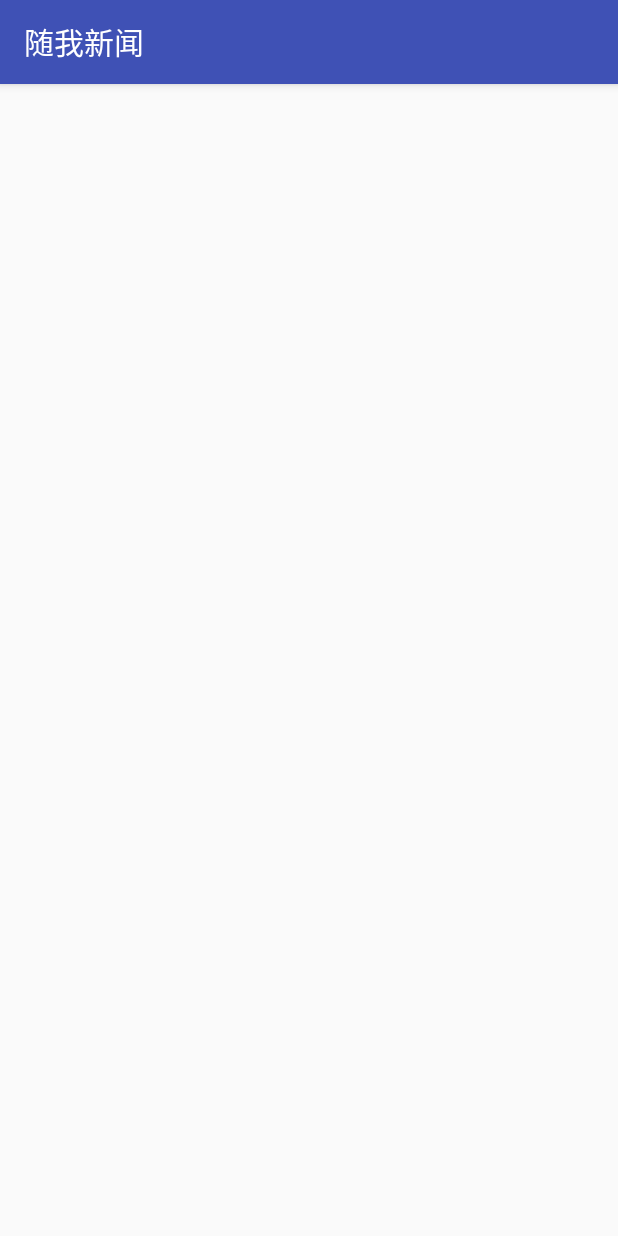
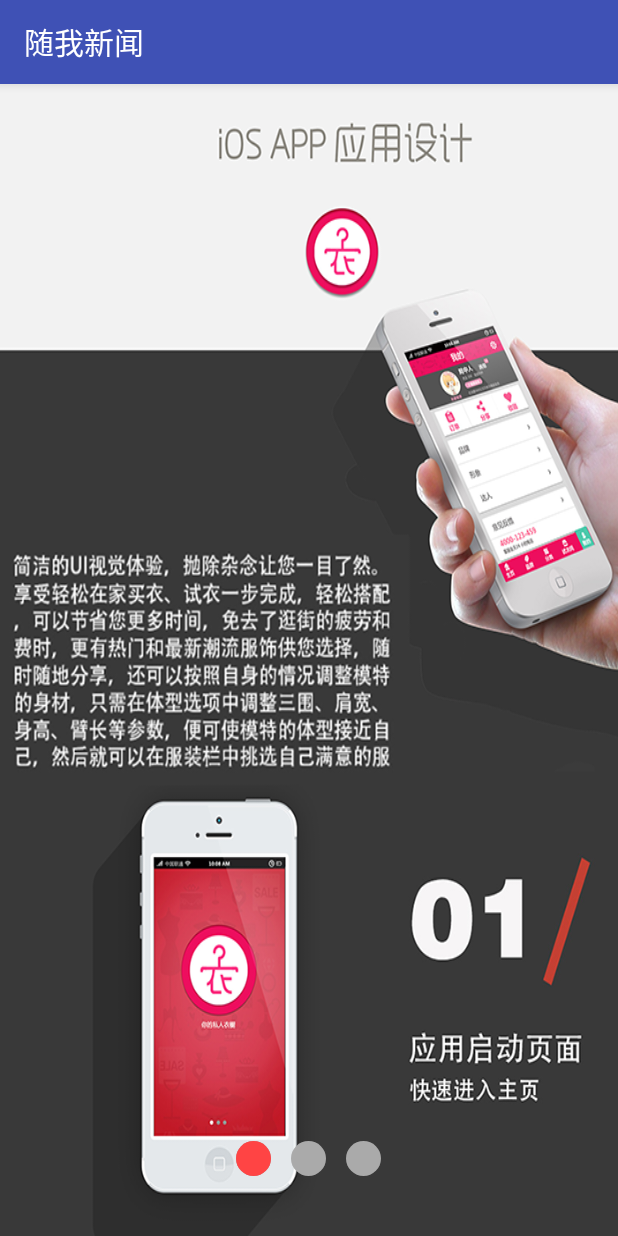
Before and after one commit to AttackXiaoJinJin/Follow_Me_News, an Android app: the screen it shows after launch (WelcomeActivity before the commit, GuideActivity after it), on a phone screen of 412 x 824 dp. Run offline under Robolectric (Android 15) with nearby library versions, the phone set to English and light mode, and no system bars.

Commit message:
引导界面完成

```diff
--- a/app/build.gradle
+++ b/app/build.gradle
@@ -5,7 +5,7 @@ android {
     buildToolsVersion "25.0.2"
     defaultConfig {
         applicationId "com.project.chenjin.follow_me_news"
-        minSdkVersion 14
+        minSdkVersion 15
         targetSdkVersion 25
         versionCode 1
         versionName "1.0"
--- a/app/src/main/AndroidManifest.xml
+++ b/app/src/main/AndroidManifest.xml
@@ -16,6 +16,10 @@
                 <category android:name="android.intent.category.LAUNCHER" />
             </intent-filter>
         </activity>
+        <activity android:name=".activity.GuideActivity">
+
+
+        </activity>
     </application>
 
 </manifest>
--- a/app/src/main/java/com/project/chenjin/follow_me_news/WelcomeActivity.java
+++ b/app/src/main/java/com/project/chenjin/follow_me_news/WelcomeActivity.java
@@ -1,5 +1,6 @@
 package com.project.chenjin.follow_me_news;
 
+import android.content.Intent;
 import android.os.Bundle;
 import android.support.v7.app.AppCompatActivity;
 import android.view.animation.AlphaAnimation;
@@ -10,8 +11,12 @@ import android.view.animation.ScaleAnimation;
 import android.widget.RelativeLayout;
 import android.widget.Toast;
 
+import com.project.chenjin.follow_me_news.activity.GuideActivity;
+import com.project.chenjin.follow_me_news.until.CacheUntil;
+
 public class WelcomeActivity extends AppCompatActivity {
 
+    public static final String START_MAIN_ACTIVITY = "startMainActivity";
     private RelativeLayout welcome_layout;
 
     @Override
@@ -50,7 +55,6 @@ public class WelcomeActivity extends AppCompatActivity {
 
         welcome_layout.startAnimation(animationSet);
         animationSet.setAnimationListener(new MyAnimationListener());
-
     }
 
 
@@ -59,11 +63,31 @@ public class WelcomeActivity extends AppCompatActivity {
     class MyAnimationListener implements Animation.AnimationListener{
         @Override
         public void onAnimationStart(Animation animation) {
-            Toast.makeText(WelcomeActivity.this, "动画播放完成", Toast.LENGTH_SHORT).show();
+            //Toast.makeText(WelcomeActivity.this, "动画播放开始", Toast.LENGTH_SHORT).show();
         }
 
         @Override
         public void onAnimationEnd(Animation animation) {
+            Toast.makeText(WelcomeActivity.this, "动画播放完成", Toast.LENGTH_SHORT).show();
+
+            //判断是否进入过主界面
+            boolean isStartMainActivity = CacheUntil.getBoolean(WelcomeActivity.this, START_MAIN_ACTIVITY);
+            Intent intent;
+            if(isStartMainActivity){
+                //即进入过主界面，跳过引导界面
+                intent = new Intent(WelcomeActivity.this, MainActivity.class);
+
+
+            }
+            else{
+                //进入引导界面
+                intent = new Intent(WelcomeActivity.this, GuideActivity.class);
+
+            }
+            startActivity(intent);
+            //进入其他Activity后，关闭WelcomeActivity
+            finish();
+
 
         }
 
--- /dev/null
+++ b/app/src/main/java/com/project/chenjin/follow_me_news/activity/GuideActivity.java
@@ -0,0 +1,232 @@
+package com.project.chenjin.follow_me_news.activity;
+
+import android.content.Intent;
+import android.os.Build;
+import android.os.Bundle;
+import android.support.v4.view.PagerAdapter;
+import android.support.v4.view.ViewPager;
+import android.support.v7.app.AppCompatActivity;
+import android.view.View;
+import android.view.ViewGroup;
+import android.view.ViewTreeObserver;
+import android.widget.Button;
+import android.widget.ImageView;
+import android.widget.LinearLayout;
+import android.widget.RelativeLayout;
+
+import com.project.chenjin.follow_me_news.MainActivity;
+import com.project.chenjin.follow_me_news.R;
+import com.project.chenjin.follow_me_news.WelcomeActivity;
+import com.project.chenjin.follow_me_news.until.CacheUntil;
+
+import java.util.ArrayList;
+
+/**
+ *
+ */
+public class GuideActivity extends AppCompatActivity {
+    private ViewPager viewPager;
+    private Button button;
+    private LinearLayout linearLayout;
+    private ImageView point_red;
+
+    private ArrayList<ImageView> arrayimgs;
+    private int point_length;
+
+    @Override
+    protected void onCreate(Bundle savedInstanceState) {
+        super.onCreate(savedInstanceState);
+        setContentView(R.layout.activity_guide);
+
+
+
+        viewPager=(ViewPager)findViewById(R.id.viewpager);
+        button=(Button)findViewById(R.id.btn_startmain);
+        linearLayout=(LinearLayout)findViewById(R.id.point_gray);
+        point_red=(ImageView)findViewById(R.id.point_red);
+
+        int [] img=new int[]{
+                R.drawable.guide1,
+                R.drawable.guide2,
+               R.drawable.guide3
+        };
+
+        arrayimgs=new ArrayList<>();
+        for(int i=0;i<img.length;i++){
+            ImageView imageView=new ImageView(this);
+            //设置背景
+            imageView.setBackgroundResource(img[i]);
+            //添加到集合中
+            arrayimgs.add(imageView);
+
+            ImageView grayPoint= new ImageView(this);
+            grayPoint.setBackgroundResource(R.drawable.gray_point);
+            //35px,像素,要做屏幕适配
+            LinearLayout.LayoutParams params = new LinearLayout.LayoutParams(35 , 35);
+
+            if( i != 0){
+                params.leftMargin=20;
+
+            }
+
+            //对grayPonit的父视图传递信息
+            grayPoint.setLayoutParams(params);
+
+            linearLayout.addView(grayPoint);
+
+        }
+
+        viewPager.setAdapter(new MyPagerAdapter());
+        //根据view的生命周期，在onDraw和onLayout时，已有数据
+        //添加红点移动功能
+        point_red.getViewTreeObserver().addOnGlobalLayoutListener(new MyOnGlobalLayoutListener());
+
+        //得到屏幕的百分比
+        viewPager.addOnPageChangeListener(new MyOnPageChangeListener());
+
+        button.setOnClickListener(new View.OnClickListener() {
+            @Override
+            public void onClick(View v) {
+                //1.保存guide页面
+                CacheUntil.saveBoolean(GuideActivity.this, WelcomeActivity.START_MAIN_ACTIVITY, true);
+                //2.开启主界面
+                Intent intent = new Intent(GuideActivity.this, MainActivity.class);
+                startActivity(intent);
+                //3.关闭guide界面
+                finish();
+            }
+        });
+
+
+    }
+
+    class MyOnPageChangeListener implements ViewPager.OnPageChangeListener {
+        /**
+         * 页面滚动回调该方法
+         * @param position 当前页面的位置 百分比
+         * @param positionOffset 页面滑动的百分比（match_parent 即与屏幕等价）
+         * @param positionOffsetPixels 页面滑动的像素
+         */
+        @Override
+        public void onPageScrolled(int position, float positionOffset, int positionOffsetPixels) {
+            //定义两点间滑动的距离
+            //重要position*point_length
+            int slide_point_length=position*point_length + (int) (positionOffset * point_length );
+
+            //设置页面滑动时，红点移动
+
+            RelativeLayout.LayoutParams params = (RelativeLayout.LayoutParams)point_red.getLayoutParams();
+            params.leftMargin=slide_point_length;
+            point_red.setLayoutParams(params);
+
+        }
+
+        /**
+         * 选中的页面
+         * @param position 返回位置
+         */
+        @Override
+        public void onPageSelected(int position) {
+            if(position == arrayimgs.size() - 1){
+                button.setVisibility(View.VISIBLE);
+
+            }
+            else{
+                button.setVisibility(View.GONE);
+
+            }
+
+        }
+
+        /**
+         * 页面滚动的状态改变的时候回调该方法
+         * @param state 状态
+         */
+        @Override
+        public void onPageScrollStateChanged(int state) {
+
+        }
+
+
+    }
+
+
+    class MyOnGlobalLayoutListener implements ViewTreeObserver.OnGlobalLayoutListener {
+
+        @Override
+        public void onGlobalLayout() {
+             //只需执行一次，故要关闭
+            //默认执行2次，可打印日志观察
+            if(Build.VERSION.SDK_INT>=16)
+            //this == MyOnGlobalLayoutListener.this
+            { point_red.getViewTreeObserver().removeOnGlobalLayoutListener(this);
+            }
+            else
+            {
+                point_red.getViewTreeObserver().removeGlobalOnLayoutListener(this);
+            }
+
+            point_length=linearLayout.getChildAt(1).getLeft() - linearLayout.getChildAt(0).getLeft() ;
+        }
+    }
+
+
+
+    class MyPagerAdapter extends PagerAdapter{
+
+        /**
+         * 返回数据的总个数
+         * @return
+         */
+        @Override
+        public int getCount() {
+            return arrayimgs.size();
+        }
+
+
+
+        /**
+         * 销毁页面
+         * @param container ViewPager
+         * @param position 要销毁的页面位置
+         * @param object 要销毁的页面
+         */
+        @Override
+        public void destroyItem(ViewGroup container, int position, Object object) {
+            container.removeView((View) object);
+        }
+
+        /**
+         *
+         * @param container ViewPager
+         * @param position 创建页面的位置
+         * @return 返回相应页面的位置
+         */
+        @Override
+        public Object instantiateItem(ViewGroup container, int position) {
+            ImageView imageView=arrayimgs.get(position);
+            //添加到容器中
+            container.addView(imageView);
+
+            // 1. return position;
+            return imageView;
+        }
+
+        /**
+         * 判断
+         * @param view 当前创建的视图
+         * @param object 上面instantiateItem返回的结果值
+         * @return
+         */
+        @Override
+        public boolean isViewFromObject(View view, Object object) {
+            //1. return view==arrayimgs.get(Integer.parseInt((String)object));
+            return view==object;
+        }
+
+
+
+
+    }
+
+}
--- /dev/null
+++ b/app/src/main/java/com/project/chenjin/follow_me_news/until/CacheUntil.java
@@ -0,0 +1,26 @@
+package com.project.chenjin.follow_me_news.until;
+
+/*
+ * Created by chenjin on 2017/5/24.
+ * 缓存数据
+ */
+
+import android.content.Context;
+import android.content.SharedPreferences;
+
+public class CacheUntil {
+    public static boolean getBoolean(Context context, String key) {
+        //使用sharepreference来保存数据
+        SharedPreferences sp= context.getSharedPreferences("chenjin" , context.MODE_PRIVATE);
+        //sp.getBoolean(key, false);
+
+     //默认返回false，即没有进入过主界面
+     return  sp.getBoolean(key, false);
+    }
+
+    public static void saveBoolean(Context context, String key, boolean value) {
+        //使用sharepreference来保存数据
+        SharedPreferences sp= context.getSharedPreferences("chenjin" , context.MODE_PRIVATE);
+        sp.edit().putBoolean(key, value).commit();
+    }
+}
--- /dev/null
+++ b/app/src/main/res/drawable/btn_startmain_selector.xml
@@ -0,0 +1,5 @@
+<?xml version="1.0" encoding="utf-8"?>
+<selector xmlns:android="http://schemas.android.com/apk/res/android">
+    <item android:state_pressed="false" android:drawable="@drawable/btn_startmain_red" />
+    <item android:state_pressed="true" android:drawable="@drawable/btn_startmain_yellow" />
+</selector>
--- /dev/null
+++ b/app/src/main/res/drawable/btn_startmain_txt_selector.xml
@@ -0,0 +1,6 @@
+<?xml version="1.0" encoding="utf-8"?>
+<selector xmlns:android="http://schemas.android.com/apk/res/android">
+
+    <item android:state_pressed="false" android:color="#ffffff" />
+    <item android:state_pressed="true" android:color="#000000" />
+</selector>
--- /dev/null
+++ b/app/src/main/res/drawable/gray_point.xml
@@ -0,0 +1,6 @@
+<?xml version="1.0" encoding="utf-8"?>
+<shape xmlns:android="http://schemas.android.com/apk/res/android" android:shape="oval">
+    <solid android:color="@android:color/darker_gray"   />
+
+
+    </shape>
--- /dev/null
+++ b/app/src/main/res/drawable/red_point.xml
@@ -0,0 +1,6 @@
+<?xml version="1.0" encoding="utf-8"?>
+<shape xmlns:android="http://schemas.android.com/apk/res/android" android:shape="oval">
+    <solid android:color="@android:color/holo_red_light"   />
+
+
+    </shape>
--- /dev/null
+++ b/app/src/main/res/layout/activity_guide.xml
@@ -0,0 +1,60 @@
+<?xml version="1.0" encoding="utf-8"?>
+<RelativeLayout
+    xmlns:android="http://schemas.android.com/apk/res/android"
+    xmlns:app="http://schemas.android.com/apk/res-auto"
+    xmlns:tools="http://schemas.android.com/tools"
+    android:layout_width="match_parent"
+    android:layout_height="match_parent"
+    tools:context="com.project.chenjin.follow_me_news.activity.GuideActivity">
+
+    <android.support.v4.view.ViewPager
+        android:id="@+id/viewpager"
+        android:layout_width="match_parent"
+        android:layout_height="match_parent">
+
+    </android.support.v4.view.ViewPager>
+
+    <Button
+        android:id="@+id/btn_startmain"
+        android:textSize="20sp"
+        android:text="开始体验"
+        android:layout_width="wrap_content"
+        android:layout_height="wrap_content"
+        android:layout_centerHorizontal="true"
+        android:layout_alignParentBottom="true"
+        android:layout_marginBottom="80dp"
+        android:background="@drawable/btn_startmain_selector"
+        android:paddingLeft="20dp"
+        android:paddingRight="20dp"
+        android:textColor="@drawable/btn_startmain_txt_selector"
+        android:visibility="gone"
+
+        />
+
+    <RelativeLayout
+        android:id="@+id/point_relative"
+        android:layout_width="wrap_content"
+        android:layout_height="wrap_content"
+        android:layout_centerHorizontal="true"
+        android:layout_alignParentBottom="true"
+        android:layout_marginBottom="40dp"
+        >
+        <LinearLayout
+            android:id="@+id/point_gray"
+            android:orientation="horizontal"
+            android:layout_width="wrap_content"
+            android:layout_height="wrap_content"
+           >
+
+        </LinearLayout>
+        <ImageView
+            android:id="@+id/point_red"
+            android:layout_width="35px"
+            android:layout_height="35px"
+            android:background="@drawable/red_point"/>
+
+    </RelativeLayout>
+
+
+
+</RelativeLayout>
```
Also changed, not shown: app/src/main/res/drawable-hdpi/btn_startmain_red.9.png (added), app/src/main/res/drawable-hdpi/btn_startmain_yellow.9.png (added), app/src/main/res/drawable-hdpi/guide1.png (added), app/src/main/res/drawable-hdpi/guide2.png (added), app/src/main/res/drawable-hdpi/guide3.png (added).
